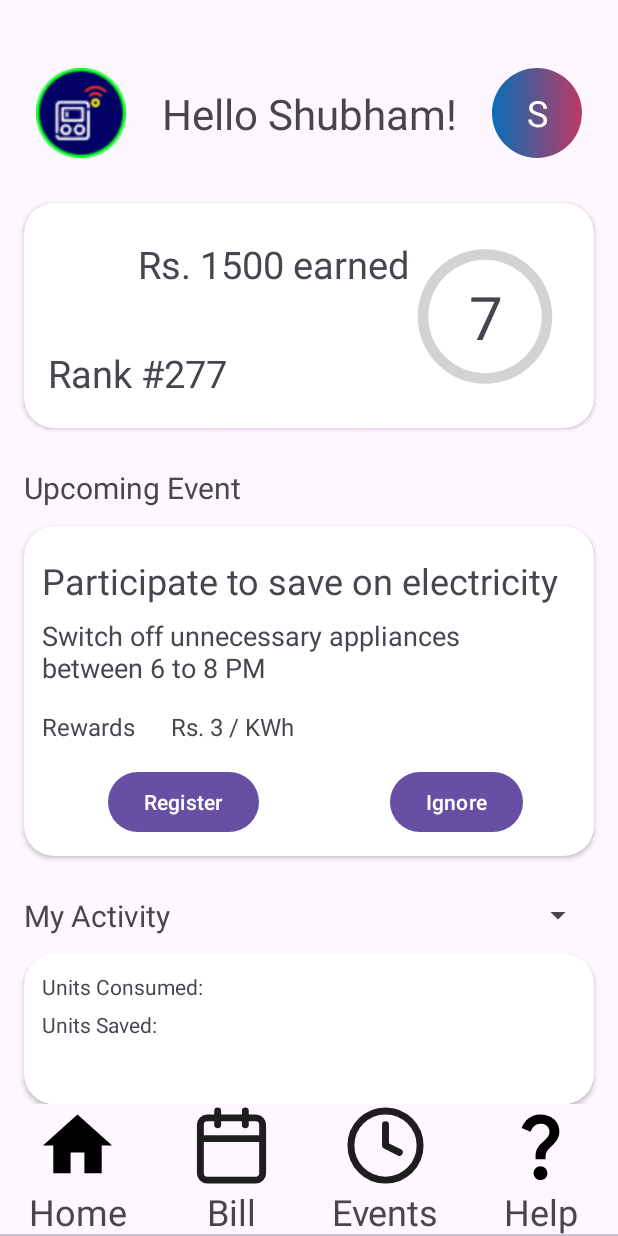
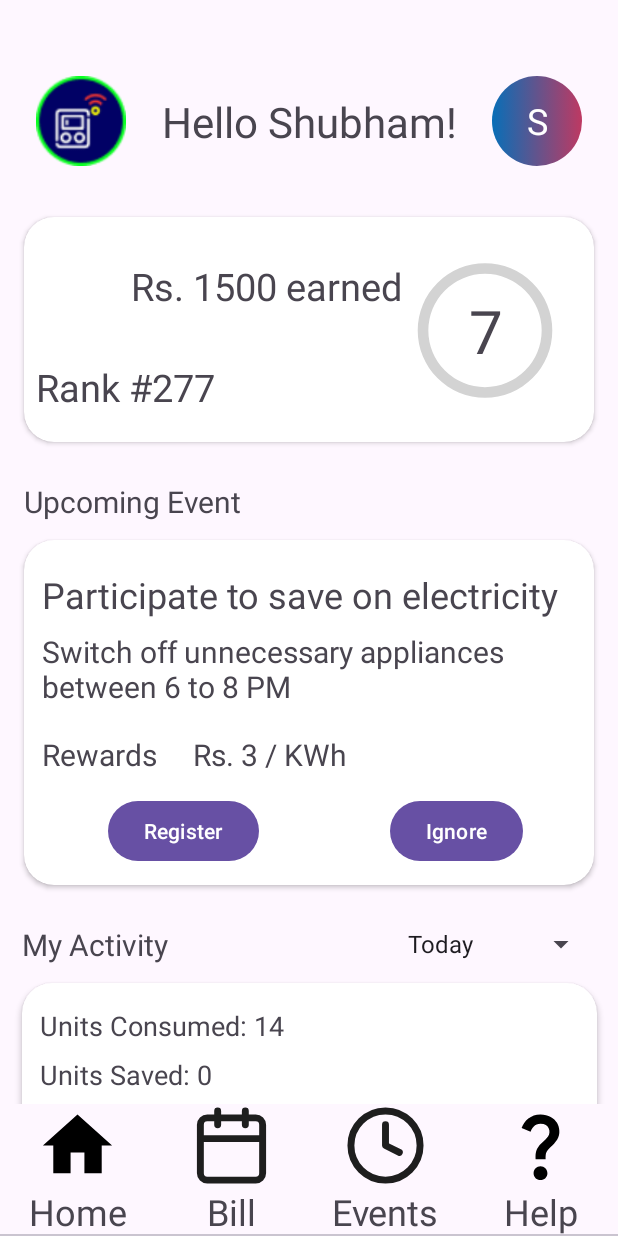
Before and after one commit to shubhamagrl/BDR-App-Project, an Android app: the screen it shows after launch (MainActivity), on a phone screen of 412 x 824 dp. Run offline under Robolectric (Android 15) with nearby library versions, the phone set to English and light mode, and no system bars; our stand-ins replace data binding, navigation-ui.

```diff
--- a/app/src/main/java/com/example/bdrapp/fragment_home.kt
+++ b/app/src/main/java/com/example/bdrapp/fragment_home.kt
@@ -6,9 +6,12 @@ import android.view.LayoutInflater
 import android.view.MenuItem
 import android.view.View
 import android.view.ViewGroup
+import android.widget.AdapterView
+import android.widget.ArrayAdapter
 import android.widget.Button
 import android.widget.FrameLayout
 import android.widget.PopupMenu
+import android.widget.Spinner
 import android.widget.TextView
 import android.widget.Toast
 import androidx.cardview.widget.CardView
@@ -16,13 +19,18 @@ import androidx.databinding.DataBindingUtil
 import androidx.navigation.findNavController
 import androidx.navigation.fragment.findNavController
 import com.example.bdrapp.databinding.FragmentHomeBinding
+import org.w3c.dom.Text
 
 class fragment_home : Fragment() {
 
     private var isOriginal: Boolean = true
     lateinit var binding: FragmentHomeBinding
     lateinit var cardContent: FrameLayout
-    lateinit var card: CardView
+    lateinit var first_card: CardView
+    lateinit var second_card: CardView
+    lateinit var reg_btn: Button
+    lateinit var ign_btn: Button
+
     override fun onCreateView(
         inflater: LayoutInflater, container: ViewGroup?,
         savedInstanceState: Bundle?): View? {
@@ -36,19 +44,65 @@ class fragment_home : Fragment() {
         meter()
         displayProgress()
         first_card()
+        myActivity_spinner()
+        ignore_btn()
 
         return binding.root
     }
 
+    fun ignore_btn(){
+        ign_btn = binding.button3
+        second_card = binding.cardView2
+
+        ign_btn.setOnClickListener{
+            second_card.visibility = View.GONE
+        }
+    }
+    fun myActivity_spinner(){
+        var mySpinner: Spinner = binding.spinner
+        var text1: TextView = binding.textView11
+        var text2: TextView = binding.textView15
+        var text3: TextView = binding.textView20
+
+        val arr = arrayOf("Today", "Yesterday")
+        val adapter = ArrayAdapter(requireContext(),android.R.layout.simple_spinner_item,arr)
+
+        mySpinner.adapter = adapter
+
+        mySpinner.onItemSelectedListener = object: AdapterView.OnItemSelectedListener{
+            override fun onItemSelected(
+                parent: AdapterView<*>?,
+                view: View?,
+                position: Int,
+                id: Long
+            ) {
+                if(position == 0){
+                    text1.text = "Units Consumed: 14"
+                    text2.text = "Units Saved: 0"
+                    text3.text = "Participated in 0 events today"
+                }
+                else{
+                    text1.text = "Units Consumed: 35"
+                    text2.text = "Units Saved: 4"
+                    text3.text = "Participated in 1 event yesterday"
+                }
+            }
+
+            override fun onNothingSelected(parent: AdapterView<*>?) {
+                TODO("Not yet implemented")
+            }
+
+        }
+    }
     fun first_card(){
         cardContent = binding.cardContent
-        card = binding.cardView
+        first_card = binding.cardView
 
         val originalContent = layoutInflater.inflate(R.layout.first_card_1, cardContent,false)
         val modifiedContent = layoutInflater.inflate(R.layout.first_card_2, cardContent, false)
         cardContent.addView(originalContent)
 
-        card.setOnClickListener{
+        first_card.setOnClickListener{
             cardContent.removeAllViews()
             if(isOriginal){
                 cardContent.addView(originalContent)
@@ -69,7 +123,7 @@ class fragment_home : Fragment() {
 
         popupMenu.show()
     }
-    private fun handleMenuItemClick(item: MenuItem, view: View): Boolean {
+    fun handleMenuItemClick(item: MenuItem, view: View): Boolean {
         return when (item.itemId) {
             R.id.option_1 -> {
                 true
--- a/app/src/main/res/layout/first_card_1.xml
+++ b/app/src/main/res/layout/first_card_1.xml
@@ -1,14 +1,16 @@
 <?xml version="1.0" encoding="utf-8"?>
-<androidx.constraintlayout.widget.ConstraintLayout xmlns:android="http://schemas.android.com/apk/res/android"
-    xmlns:app="http://schemas.android.com/apk/res-auto"
+<layout xmlns:android="http://schemas.android.com/apk/res/android"
+    xmlns:app="http://schemas.android.com/apk/res-auto">
+
+    <androidx.constraintlayout.widget.ConstraintLayout
         android:layout_width="match_parent"
         android:layout_height="150dp">
 
         <ImageView
             android:id="@+id/idpointsimage"
-        android:layout_width="52dp"
-        android:layout_height="47dp"
-        android:layout_marginStart="16dp"
+            android:layout_width="55dp"
+            android:layout_height="55dp"
+            android:layout_marginStart="8dp"
             android:layout_marginTop="16dp"
             app:layout_constraintStart_toStartOf="parent"
             app:layout_constraintTop_toTopOf="parent" />
@@ -30,11 +32,10 @@
             android:id="@+id/idrank"
             android:layout_width="wrap_content"
             android:layout_height="wrap_content"
-        android:layout_marginStart="16dp"
             android:layout_marginTop="96dp"
             android:text="Rank #277"
             android:textSize="25sp"
-        app:layout_constraintStart_toStartOf="parent"
+            app:layout_constraintStart_toStartOf="@+id/idpointsimage"
             app:layout_constraintTop_toTopOf="parent" />
 
         <ProgressBar
@@ -60,3 +61,4 @@
             app:layout_constraintTop_toTopOf="@+id/idprogressbar" />
 
     </androidx.constraintlayout.widget.ConstraintLayout>
+</layout>
--- a/app/src/main/res/layout/first_card_2.xml
+++ b/app/src/main/res/layout/first_card_2.xml
@@ -9,7 +9,7 @@
         android:id="@+id/idpointsimage"
         android:layout_width="52dp"
         android:layout_height="47dp"
-        android:layout_marginStart="16dp"
+        android:layout_marginStart="8dp"
         android:layout_marginTop="16dp"
         app:layout_constraintStart_toStartOf="parent"
         app:layout_constraintTop_toTopOf="parent" />
@@ -31,11 +31,10 @@
         android:id="@+id/idrank"
         android:layout_width="wrap_content"
         android:layout_height="wrap_content"
-        android:layout_marginStart="16dp"
         android:layout_marginTop="255dp"
         android:text="Rank #277"
         android:textSize="25sp"
-        app:layout_constraintStart_toStartOf="parent"
+        app:layout_constraintStart_toStartOf="@+id/textView16"
         app:layout_constraintTop_toTopOf="parent" />
 
     <ProgressBar
--- a/app/src/main/res/layout/fragment_home.xml
+++ b/app/src/main/res/layout/fragment_home.xml
@@ -83,7 +83,7 @@
             <androidx.cardview.widget.CardView
                 android:id="@+id/cardView2"
                 android:layout_width="380dp"
-                android:layout_height="220dp"
+                android:layout_height="230dp"
                 android:layout_marginTop="65dp"
                 app:cardCornerRadius="20dp"
                 app:layout_constraintEnd_toEndOf="parent"
@@ -107,12 +107,12 @@
 
                     <TextView
                         android:id="@+id/textView6"
-                        android:layout_width="350dp"
-                        android:layout_height="42dp"
+                        android:layout_width="wrap_content"
+                        android:layout_height="wrap_content"
                         android:layout_marginStart="12dp"
                         android:layout_marginTop="8dp"
                         android:text="@string/Event_desc"
-                        android:textSize="18sp"
+                        android:textSize="20sp"
                         app:layout_constraintStart_toStartOf="parent"
                         app:layout_constraintTop_toBottomOf="@+id/textView3" />
 
@@ -121,9 +121,9 @@
                         android:layout_width="wrap_content"
                         android:layout_height="wrap_content"
                         android:layout_marginStart="12dp"
-                        android:layout_marginTop="20dp"
+                        android:layout_marginTop="18dp"
                         android:text="Rewards"
-                        android:textSize="16sp"
+                        android:textSize="20sp"
                         app:layout_constraintStart_toStartOf="parent"
                         app:layout_constraintTop_toBottomOf="@+id/textView6" />
 
@@ -133,7 +133,7 @@
                         android:layout_height="wrap_content"
                         android:layout_marginStart="24dp"
                         android:text="Rs. 3 / KWh"
-                        android:textSize="16sp"
+                        android:textSize="20sp"
                         app:layout_constraintBottom_toBottomOf="@+id/textView7"
                         app:layout_constraintStart_toEndOf="@+id/textView7"
                         app:layout_constraintTop_toTopOf="@+id/textView7" />
@@ -185,8 +185,8 @@
 
             <androidx.cardview.widget.CardView
                 android:id="@+id/cardView3"
-                android:layout_width="380dp"
-                android:layout_height="100dp"
+                android:layout_width="383dp"
+                android:layout_height="132dp"
                 android:layout_marginTop="65dp"
                 app:cardCornerRadius="20dp"
                 app:layout_constraintEnd_toEndOf="parent"
@@ -202,8 +202,9 @@
                         android:layout_width="wrap_content"
                         android:layout_height="wrap_content"
                         android:layout_marginStart="12dp"
-                        android:layout_marginTop="12dp"
-                        android:text="Units Consumed: "
+                        android:layout_marginTop="16dp"
+                        android:text="Units Consumed: 14"
+                        android:textSize="18sp"
                         app:layout_constraintStart_toStartOf="parent"
                         app:layout_constraintTop_toTopOf="parent" />
 
@@ -211,16 +212,27 @@
                         android:id="@+id/textView15"
                         android:layout_width="wrap_content"
                         android:layout_height="wrap_content"
-                        android:layout_marginTop="6dp"
-                        android:text="Units Saved: "
+                        android:layout_marginTop="8dp"
+                        android:text="Units Saved: 0"
+                        android:textSize="18sp"
                         app:layout_constraintStart_toStartOf="@+id/textView11"
                         app:layout_constraintTop_toBottomOf="@+id/textView11" />
+
+                    <TextView
+                        android:id="@+id/textView20"
+                        android:layout_width="wrap_content"
+                        android:layout_height="wrap_content"
+                        android:layout_marginTop="12dp"
+                        android:text="@string/participate_today"
+                        android:textSize="16sp"
+                        app:layout_constraintStart_toStartOf="@+id/textView15"
+                        app:layout_constraintTop_toBottomOf="@+id/textView15" />
                 </androidx.constraintlayout.widget.ConstraintLayout>
             </androidx.cardview.widget.CardView>
 
             <Spinner
                 android:id="@+id/spinner"
-                android:layout_width="100dp"
+                android:layout_width="wrap_content"
                 android:layout_height="wrap_content"
                 app:layout_constraintBottom_toBottomOf="@+id/textView8"
                 app:layout_constraintEnd_toEndOf="@+id/cardView3"
@@ -232,7 +244,7 @@
                 android:layout_height="wrap_content"
                 android:layout_marginStart="8dp"
                 android:layout_marginBottom="12dp"
-                android:text="TextView"
+                android:text="Available Rewards"
                 android:textSize="20sp"
                 app:layout_constraintBottom_toTopOf="@+id/cardView4"
                 app:layout_constraintStart_toStartOf="@+id/cardView4" />
@@ -263,6 +275,13 @@
                 </androidx.constraintlayout.widget.ConstraintLayout>
             </androidx.cardview.widget.CardView>
 
+            <androidx.constraintlayout.widget.Guideline
+                android:id="@+id/guideline"
+                android:layout_width="wrap_content"
+                android:layout_height="wrap_content"
+                android:orientation="vertical"
+                app:layout_constraintGuide_begin="20dp" />
+
         </androidx.constraintlayout.widget.ConstraintLayout>
     </ScrollView>
 
--- a/app/src/main/res/values/strings.xml
+++ b/app/src/main/res/values/strings.xml
@@ -8,4 +8,6 @@
     <string name="profile_co2">CO2 Emissions reduced: 250 Kg</string>
     <string name="profile_events">Events Participated: 8</string>
     <string name="profile_days">Days Active: 204</string>
+    <string name="participate_today">Participated in 0 events today</string>
+    <string name="participate_yesterday">Participated in 1 event yesterday</string>
 </resources>
```
Lines whose indentation alone changed are shown as unchanged.
